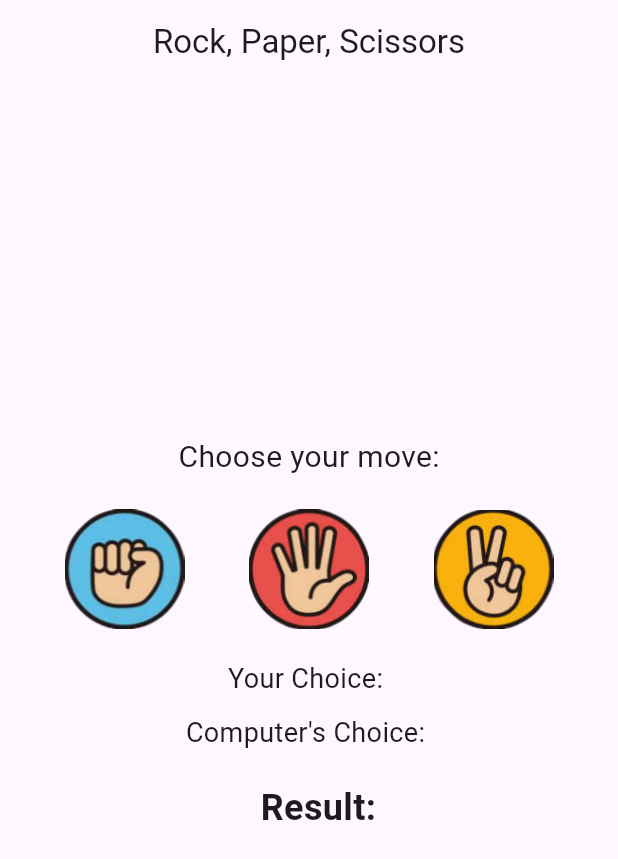
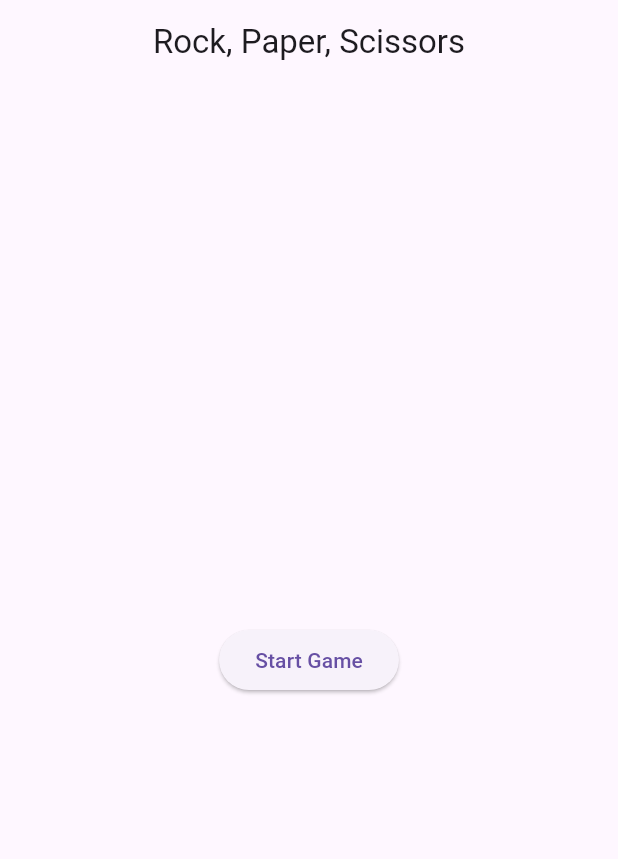
Before and after one commit to AliMohammadJaber/Project-1-Mobile-App, a Flutter app: the screen it shows after launch, on a phone screen of 412 x 824 dp. Shown: the top 859 px of the screen. Run offline on Flutter 3.47's test engine with Material 3 defaults, Android fonts, the phone set to English and light mode, and no system bars.

Commit message:
Update 2

```diff
--- a/lib/main.dart
+++ b/lib/main.dart
@@ -1,112 +1,44 @@
 import 'package:flutter/material.dart';
-import 'dart:math';
+import 'game_page.dart';
 
 void main() {
-  runApp(const RockPaperScissorsApp());
-
+  runApp(const MyApp());
 }
 
-class RockPaperScissorsApp extends StatelessWidget {
-  const RockPaperScissorsApp({super.key});
+class MyApp extends StatelessWidget {
+  const MyApp({Key? key}) : super(key: key);
 
   @override
   Widget build(BuildContext context) {
     return MaterialApp(
       debugShowCheckedModeBanner: false,
-      home: Scaffold(
-        appBar: AppBar(
+      initialRoute: '/', // Set the initial route
+      routes: {
+        '/': (context) => const HomeScreen(), // Home screen with the Start Game button
+        '/game': (context) => RockPaperScissorsGame(), // Game screen
+      },
+    );
+  }
+}
+
+class HomeScreen extends StatelessWidget {
+  const HomeScreen({Key? key}) : super(key: key);
+
+  @override
+  Widget build(BuildContext context) {
+    return Scaffold(
+      appBar: AppBar(
         centerTitle: true,
-          title: const Text('Rock, Paper, Scissors'),
+        title: const Text('Rock, Paper, Scissors'),
+      ),
+      body: Center(
+        child: ElevatedButton(
+          onPressed: () {
+            Navigator.pushNamed(context, '/game'); // Navigate to the game screen
+          },
+          child: const Text('Start Game'),
         ),
-        body: const RockPaperScissorsGame(),
       ),
     );
   }
 }
-
-class RockPaperScissorsGame extends StatefulWidget {
-  const RockPaperScissorsGame({super.key});
-
-  @override
-  RockPaperScissorsGameState createState() => RockPaperScissorsGameState();
-}
-
-class RockPaperScissorsGameState extends State<RockPaperScissorsGame> {
-  final List<String> choices = ['rock', 'paper', 'scissors'];
-  String userChoice = '';
-  String computerChoice = '';
-  String result = '';
-
-  void makeComputerChoice() {
-    final Random random = Random();
-    int index = random.nextInt(3);
-    computerChoice = choices[index];
-  }
-
-  void playGame(String userChoice) {
-    makeComputerChoice();
-    setState(() {
-      this.userChoice = userChoice;
-      if (userChoice == computerChoice) {
-        result = 'It\'s a tie!';
-      } else if (
-      (userChoice == 'rock' && computerChoice == 'scissors') ||
-          (userChoice == 'paper' && computerChoice == 'rock') ||
-          (userChoice == 'scissors' && computerChoice == 'paper')) {
-        result = 'You win!';
-      } else {
-        result = 'You lose!';
-      }
-    });
-  }
-
-  @override
-  Widget build(BuildContext context) {
-
-    return Column(
-
-      mainAxisAlignment: MainAxisAlignment.center,
-      crossAxisAlignment: CrossAxisAlignment.center,
-      children: [
-
-        const Text(
-
-          'Choose your move:',
-          style: TextStyle(fontSize: 20),
-        ),
-        const SizedBox(height: 20),
-        // Inside the _RockPaperScissorsGameState class
-        Row(
-          mainAxisAlignment: MainAxisAlignment.spaceEvenly,
-          children: choices.map((choice) {
-
-            return GestureDetector(
-              onTap: () => playGame(choice),
-              child: Image.asset(
-                'assets/$choice.png',
-                height: 80,
-                width: 80,
-              ),
-            );
-          }).toList(),
-        ),
-
-        const SizedBox(height: 20),
-        Text(
-          'Your Choice: $userChoice',
-          style: const TextStyle(fontSize: 18),
-        ),
-        const SizedBox(height: 10),
-        Text(
-          'Computer\'s Choice: $computerChoice',
-          style: const TextStyle(fontSize: 18),
-        ),
-        const SizedBox(height: 20),
-        Text(
-          '   Result: \n $result',
-          style: const TextStyle(fontSize: 24, fontWeight: FontWeight.bold),
-        ),
-      ],
-    );
-  }
-}
```
Also changed, not shown: lib/game_page.dart (added, +87 -0 lines), pubspec.lock, 2 other files.
